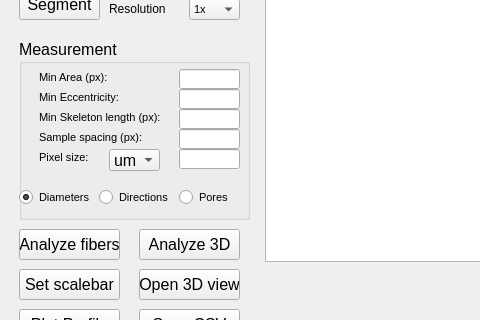
First picture: the form in resources/fiber_tool.ui, repository vikba/Fiberpose, before the edit; both pictures show x 0 to 480 and y 379 to 699 of the 879 by 878 pixel window.
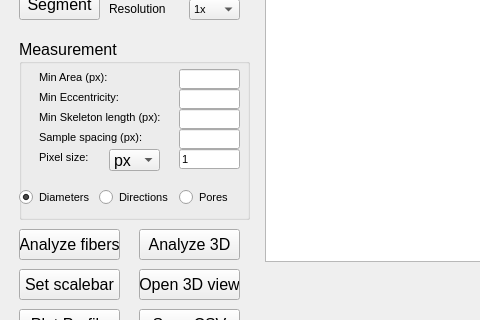
Second picture: the form after the edit. Custom widgets are drawn as their Qt base class.

Patch:
```diff
--- a/resources/fiber_tool.ui
+++ b/resources/fiber_tool.ui
@@ -261,6 +261,9 @@
           <pointsize>8</pointsize>
          </font>
         </property>
+        <property name="text">
+         <string>1</string>
+        </property>
        </widget>
        <widget class="QRadioButton" name="rb_show_diam">
         <property name="geometry">
@@ -310,6 +313,11 @@
           <height>22</height>
          </rect>
         </property>
+        <item>
+         <property name="text">
+          <string>px</string>
+         </property>
+        </item>
         <item>
          <property name="text">
           <string>um</string>
```
